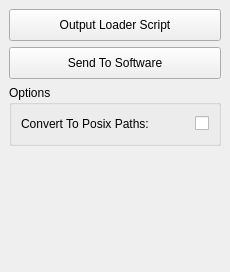
The window that sibl_gui/components/addons/loaderScript/ui/Loader_Script.ui (KelSolaar/sIBL_GUI) describes before a commit, drawn with Qt 5.
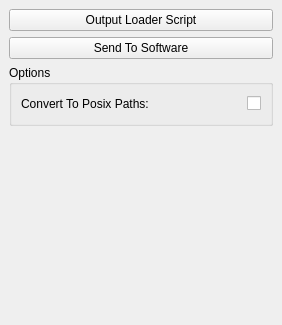
The same window after the commit.

```diff
--- a/sibl_gui/components/addons/loaderScript/ui/Loader_Script.ui
+++ b/sibl_gui/components/addons/loaderScript/ui/Loader_Script.ui
@@ -2,6 +2,14 @@
 <ui version="4.0">
  <class>Loader_Script_DockWidget</class>
  <widget class="QDockWidget" name="Loader_Script_DockWidget">
+  <property name="geometry">
+   <rect>
+    <x>0</x>
+    <y>0</y>
+    <width>282</width>
+    <height>325</height>
+   </rect>
+  </property>
   <property name="windowTitle">
    <string>Loader Script</string>
   </property>
@@ -11,12 +19,6 @@
      <layout class="QVBoxLayout" name="Loader_Script_verticalLayout">
       <item>
        <widget class="QPushButton" name="Output_Loader_Script_pushButton">
-        <property name="minimumSize">
-         <size>
-          <width>0</width>
-          <height>32</height>
-         </size>
-        </property>
         <property name="statusTip">
          <string>Output Loader Script Push Button: Outputs the Loader Script.</string>
         </property>
@@ -27,12 +29,6 @@
       </item>
       <item>
        <widget class="QPushButton" name="Send_To_Software_pushButton">
-        <property name="minimumSize">
-         <size>
-          <width>0</width>
-          <height>32</height>
-         </size>
-        </property>
         <property name="statusTip">
          <string>Send To Software Push Button: Direct connection to target 3d package if remote connection is available.</string>
         </property>
```
